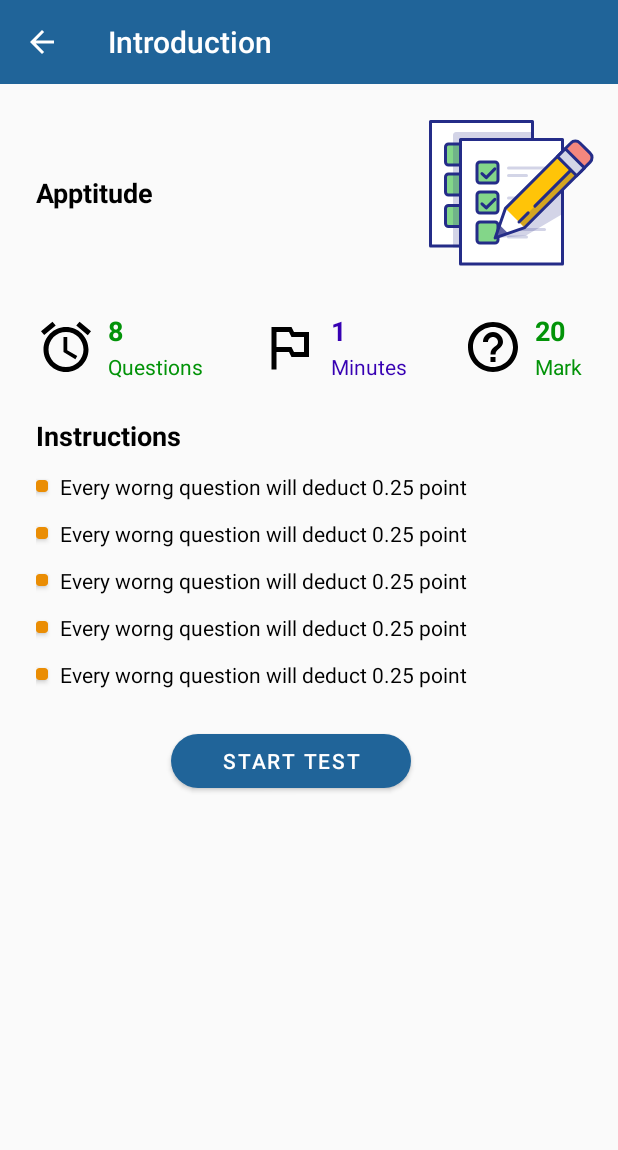
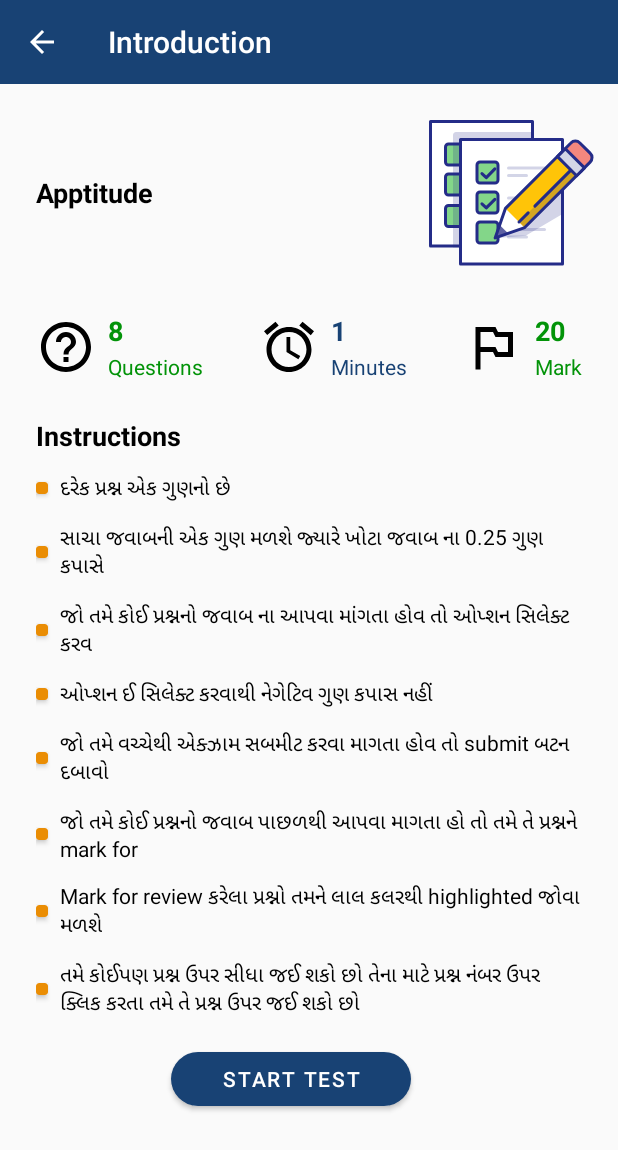
Before and after one commit to siddhantdrk/Quickexamprep, an Android app: the screen it shows after launch (InstructionScreen), on a phone screen of 412 x 824 dp. Shown: the top 1150 px of the screen. Run offline under Robolectric (Android 15) with nearby library versions, the phone set to English and light mode, and no system bars.

Commit message:
Instruction screen UI

```diff
--- a/app/src/main/java/com/design/quickexamprep/adapters/InstructionItemAdapter.java
+++ b/app/src/main/java/com/design/quickexamprep/adapters/InstructionItemAdapter.java
@@ -4,18 +4,30 @@ import android.content.Context;
 import android.view.LayoutInflater;
 import android.view.View;
 import android.view.ViewGroup;
+import android.widget.TextView;
 
 import androidx.recyclerview.widget.RecyclerView;
 
 import com.design.quickexamprep.R;
 
+import java.util.ArrayList;
+
 public class InstructionItemAdapter extends
         RecyclerView.Adapter<InstructionItemAdapter.ViewHolder> {
 
     private final Context context;
+    ArrayList<String> instruction = new ArrayList<>();
 
     public InstructionItemAdapter(Context context) {
         this.context = context;
+        instruction.add("દરેક પ્રશ્ન એક ગુણનો છે");
+        instruction.add("સાચા જવાબની એક ગુણ મળશે જ્યારે ખોટા જવાબ ના 0.25 ગુણ કપાસે");
+        instruction.add("જો તમે કોઈ પ્રશ્નનો જવાબ ના આપવા માંગતા હોવ તો ઓપ્શન સિલેક્ટ કરવ");
+        instruction.add("ઓપ્શન ઈ સિલેક્ટ કરવાથી નેગેટિવ ગુણ કપાસ નહીં");
+        instruction.add("જો તમે વચ્ચેથી એક્ઝામ સબમીટ કરવા માગતા હોવ તો submit બટન દબાવો");
+        instruction.add("જો તમે કોઈ પ્રશ્નનો જવાબ પાછળથી આપવા માગતા હો તો તમે તે પ્રશ્નને mark for");
+        instruction.add("Mark for review કરેલા પ્રશ્નો તમને લાલ કલરથી highlighted જોવા મળશે");
+        instruction.add("તમે કોઈપણ પ્રશ્ન ઉપર સીધા જઈ શકો છો તેના માટે પ્રશ્ન નંબર ઉપર ક્લિક કરતા તમે તે પ્રશ્ન ઉપર જઈ શકો છો");
     }
 
     @Override
@@ -28,12 +40,13 @@ public class InstructionItemAdapter extends
     @Override
     public void onBindViewHolder(InstructionItemAdapter.ViewHolder holder, int position) {
 
+        ((TextView) holder.itemView.findViewById(R.id.tv_instruction_point)).setText(instruction.get(position));
     }
 
     // Returns the total count of items in the list
     @Override
     public int getItemCount() {
-        return 5;
+        return instruction.size();
     }
 
     public class ViewHolder extends RecyclerView.ViewHolder {
--- a/app/src/main/res/layout/activity_instruction_screen.xml
+++ b/app/src/main/res/layout/activity_instruction_screen.xml
@@ -1,10 +1,15 @@
 <?xml version="1.0" encoding="utf-8"?>
+<androidx.core.widget.NestedScrollView xmlns:android="http://schemas.android.com/apk/res/android"
+    android:layout_width="match_parent"
+    android:layout_height="match_parent">
+
     <androidx.constraintlayout.widget.ConstraintLayout xmlns:android="http://schemas.android.com/apk/res/android"
         xmlns:app="http://schemas.android.com/apk/res-auto"
         xmlns:tools="http://schemas.android.com/tools"
         android:id="@+id/tv_test_name"
         android:layout_width="match_parent"
-    android:layout_height="match_parent"
+        android:paddingBottom="@dimen/dp_20"
+        android:layout_height="wrap_content"
         tools:context=".InstructionScreen">
 
         <ImageView
@@ -26,9 +31,9 @@
             android:layout_marginStart="24dp"
             android:layout_marginLeft="24dp"
             android:text="Apptitude"
-        android:textStyle="bold"
             android:textAppearance="@style/TextAppearance.AppCompat.Medium"
             android:textColor="@color/black"
+            android:textStyle="bold"
             app:layout_constraintBottom_toBottomOf="@+id/imageView"
             app:layout_constraintStart_toStartOf="parent"
             app:layout_constraintTop_toTopOf="@+id/imageView" />
@@ -40,10 +45,10 @@
             android:layout_marginStart="24dp"
             android:layout_marginLeft="24dp"
             android:layout_marginTop="24dp"
-        android:textStyle="bold"
             android:text="@string/instructions"
             android:textAppearance="@style/TextAppearance.AppCompat.Medium"
             android:textColor="@color/black"
+            android:textStyle="bold"
             app:layout_constraintStart_toStartOf="parent"
             app:layout_constraintTop_toBottomOf="@+id/relativeLayout2" />
 
@@ -61,10 +66,10 @@
             app:layout_constraintTop_toBottomOf="@+id/imageView">
 
             <ImageView
-            android:id="@+id/iv_minutes"
+                android:id="@+id/iv_question"
                 android:layout_width="@dimen/dp_40"
                 android:layout_height="@dimen/dp_40"
-            android:src="@drawable/ic_alarm"
+                android:src="@drawable/ic_help"
                 app:layout_constraintBottom_toBottomOf="parent"
                 app:layout_constraintStart_toStartOf="parent"
                 app:layout_constraintTop_toTopOf="parent"
@@ -75,28 +80,28 @@
                 android:layout_width="wrap_content"
                 android:layout_height="wrap_content"
                 android:layout_marginStart="8dp"
-            android:textStyle="bold"
                 android:layout_marginLeft="8dp"
-            android:layout_toEndOf="@+id/iv_minutes"
-            android:layout_toRightOf="@+id/iv_minutes"
+                android:layout_toEndOf="@+id/iv_question"
+                android:layout_toRightOf="@+id/iv_question"
                 android:text="8"
                 android:textAppearance="@style/TextAppearance.AppCompat.Medium"
                 android:textColor="@color/green"
-            app:layout_constraintLeft_toRightOf="@+id/iv_minutes"
-            app:layout_constraintStart_toEndOf="@+id/iv_minutes"
+                android:textStyle="bold"
+                app:layout_constraintLeft_toRightOf="@+id/iv_question"
+                app:layout_constraintStart_toEndOf="@+id/iv_question"
                 app:layout_constraintTop_toTopOf="parent" />
 
             <TextView
                 android:id="@+id/txt_timer"
                 android:layout_width="wrap_content"
                 android:layout_height="wrap_content"
-            android:textColor="@color/green"
                 android:layout_marginStart="8dp"
                 android:layout_marginLeft="8dp"
                 android:layout_marginTop="2dp"
                 android:text="@string/questions"
-            app:layout_constraintLeft_toRightOf="@+id/iv_minutes"
-            app:layout_constraintStart_toEndOf="@+id/iv_minutes"
+                android:textColor="@color/green"
+                app:layout_constraintLeft_toRightOf="@+id/iv_question"
+                app:layout_constraintStart_toEndOf="@+id/iv_question"
                 app:layout_constraintTop_toBottomOf="@+id/tv_timer" />
         </androidx.constraintlayout.widget.ConstraintLayout>
 
@@ -113,14 +118,14 @@
             app:layout_constraintTop_toBottomOf="@+id/imageView">
 
             <ImageView
-            android:id="@+id/iv_question"
+                android:id="@+id/iv_marks"
                 android:layout_width="@dimen/dp_40"
                 android:layout_height="@dimen/dp_40"
-            android:src="@drawable/ic_help"
-            app:tint="@color/black"
+                android:src="@drawable/ic_flag"
                 app:layout_constraintBottom_toBottomOf="parent"
                 app:layout_constraintStart_toStartOf="parent"
-            app:layout_constraintTop_toTopOf="parent" />
+                app:layout_constraintTop_toTopOf="parent"
+                app:tint="@color/black" />
 
             <TextView
                 android:id="@+id/tv_question"
@@ -128,14 +133,14 @@
                 android:layout_height="wrap_content"
                 android:layout_marginStart="8dp"
                 android:layout_marginLeft="8dp"
-            android:layout_toEndOf="@+id/iv_question"
-            android:layout_toRightOf="@+id/iv_question"
+                android:layout_toEndOf="@+id/iv_marks"
+                android:layout_toRightOf="@+id/iv_marks"
                 android:text="20"
-            android:textStyle="bold"
                 android:textAppearance="@style/TextAppearance.AppCompat.Medium"
                 android:textColor="@color/green"
-            app:layout_constraintLeft_toRightOf="@+id/iv_question"
-            app:layout_constraintStart_toEndOf="@+id/iv_question"
+                android:textStyle="bold"
+                app:layout_constraintLeft_toRightOf="@+id/iv_marks"
+                app:layout_constraintStart_toEndOf="@+id/iv_marks"
                 app:layout_constraintTop_toTopOf="parent" />
 
             <TextView
@@ -147,8 +152,8 @@
                 android:layout_marginTop="2dp"
                 android:text="@string/mark"
                 android:textColor="@color/green"
-            app:layout_constraintLeft_toRightOf="@+id/iv_question"
-            app:layout_constraintStart_toEndOf="@+id/iv_question"
+                app:layout_constraintLeft_toRightOf="@+id/iv_marks"
+                app:layout_constraintStart_toEndOf="@+id/iv_marks"
                 app:layout_constraintTop_toBottomOf="@+id/tv_question" />
         </androidx.constraintlayout.widget.ConstraintLayout>
 
@@ -163,14 +168,14 @@
             app:layout_constraintTop_toBottomOf="@+id/imageView">
 
             <ImageView
-            android:id="@+id/iv_marks"
+                android:id="@+id/iv_minutes"
                 android:layout_width="@dimen/dp_40"
                 android:layout_height="@dimen/dp_40"
-            android:src="@drawable/ic_flag"
-            app:tint="@color/black"
+                android:src="@drawable/ic_alarm"
                 app:layout_constraintBottom_toBottomOf="parent"
                 app:layout_constraintStart_toStartOf="parent"
-            app:layout_constraintTop_toTopOf="parent" />
+                app:layout_constraintTop_toTopOf="parent"
+                app:tint="@color/black" />
 
             <TextView
                 android:id="@+id/tv_no_of_question"
@@ -178,14 +183,14 @@
                 android:layout_height="wrap_content"
                 android:layout_marginStart="8dp"
                 android:layout_marginLeft="8dp"
-            android:textStyle="bold"
-            android:layout_toEndOf="@+id/iv_marks"
-            android:layout_toRightOf="@+id/iv_marks"
+                android:layout_toEndOf="@+id/iv_minutes"
+                android:layout_toRightOf="@+id/iv_minutes"
                 android:text="1"
                 android:textAppearance="@style/TextAppearance.AppCompat.Medium"
-            android:textColor="@color/purple_700"
-            app:layout_constraintLeft_toRightOf="@+id/iv_marks"
-            app:layout_constraintStart_toEndOf="@+id/iv_marks"
+                android:textColor="@color/primary_color"
+                android:textStyle="bold"
+                app:layout_constraintLeft_toRightOf="@+id/iv_minutes"
+                app:layout_constraintStart_toEndOf="@+id/iv_minutes"
                 app:layout_constraintTop_toTopOf="parent" />
 
             <TextView
@@ -194,11 +199,11 @@
                 android:layout_height="wrap_content"
                 android:layout_marginStart="8dp"
                 android:layout_marginLeft="8dp"
-            android:textColor="@color/purple_700"
                 android:layout_marginTop="2dp"
                 android:text="@string/minutes"
-            app:layout_constraintLeft_toRightOf="@+id/iv_marks"
-            app:layout_constraintStart_toEndOf="@+id/iv_marks"
+                android:textColor="@color/primary_color"
+                app:layout_constraintLeft_toRightOf="@+id/iv_minutes"
+                app:layout_constraintStart_toEndOf="@+id/iv_minutes"
                 app:layout_constraintTop_toBottomOf="@+id/tv_no_of_question" />
         </androidx.constraintlayout.widget.ConstraintLayout>
 
@@ -207,7 +212,9 @@
             android:layout_width="match_parent"
             android:layout_height="wrap_content"
             android:layout_marginStart="24dp"
+            android:nestedScrollingEnabled="true"
             android:layout_marginLeft="24dp"
+            android:overScrollMode="never"
             android:layout_marginEnd="24dp"
             android:layout_marginRight="24dp"
             app:layout_constraintEnd_toEndOf="parent"
@@ -230,14 +237,15 @@
 
 
         <com.google.android.material.button.MaterialButton
+            android:id="@+id/mb_start_test"
             android:layout_width="160dp"
             android:layout_height="wrap_content"
-        android:layout_marginTop="24dp"
+            android:layout_marginTop="16dp"
+            android:text="@string/start_test"
             app:cornerRadius="@dimen/dp_20"
             app:elevation="@dimen/dp_8"
-        android:id="@+id/mb_start_test"
             app:layout_constraintEnd_toEndOf="@+id/rv_instructions"
             app:layout_constraintStart_toStartOf="parent"
-        android:text="@string/start_test"
             app:layout_constraintTop_toBottomOf="@+id/rv_instructions" />
     </androidx.constraintlayout.widget.ConstraintLayout>
+</androidx.core.widget.NestedScrollView>
--- a/app/src/main/res/layout/instruction_item.xml
+++ b/app/src/main/res/layout/instruction_item.xml
@@ -12,7 +12,7 @@
         app:cardBackgroundColor="@color/yellow" />
 
     <TextView
-        android:id="@+id/rv_instruction_point"
+        android:id="@+id/tv_instruction_point"
         android:layout_width="wrap_content"
         android:layout_height="wrap_content"
         android:layout_marginStart="@dimen/dp_8"
--- a/app/src/main/res/values/colors.xml
+++ b/app/src/main/res/values/colors.xml
@@ -8,7 +8,7 @@
     <color name="black">#FF000000</color>
     <color name="white">#FFFFFFFF</color>
     <color name="status_bar_color">#1A4F78</color>
-    <color name="primary_color">#206499</color>
+    <color name="primary_color">#184274</color>
     <color name="faint_primary_color">#55A3DD</color>
     <color name="faint_green_color">#1A029308</color>
     <color name="grey">#B1B0B0</color>
```
Lines whose indentation alone changed are shown as unchanged.
